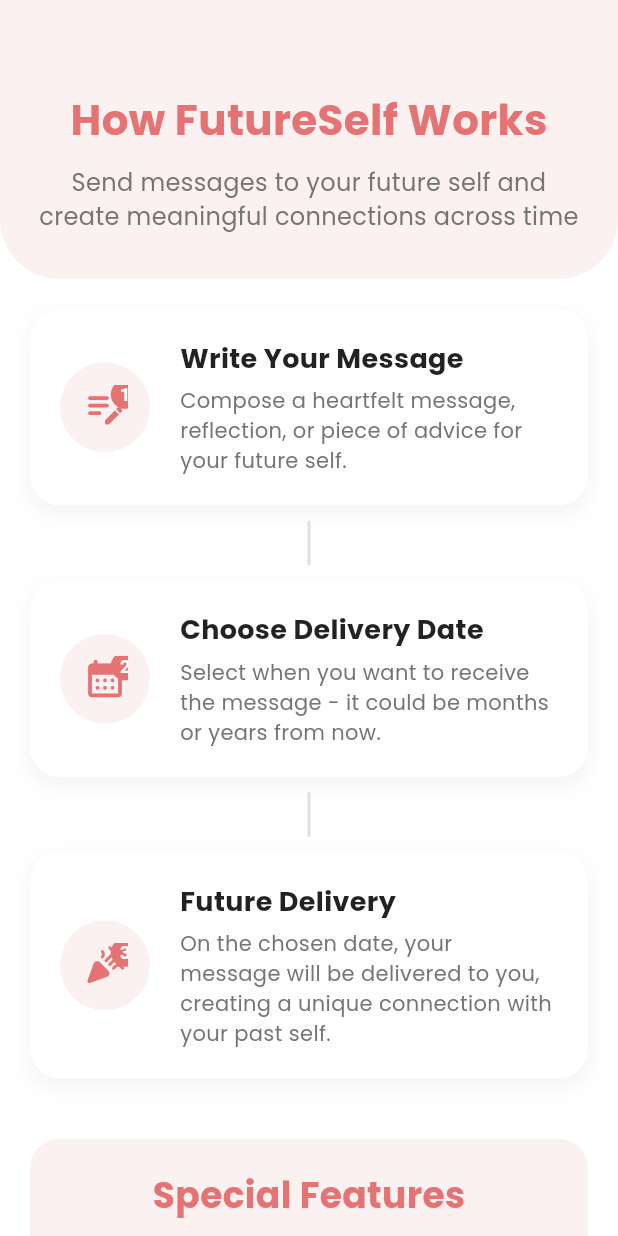
After one commit to atahtee/futureself, a Flutter app: the HowItWorks screen opened directly, on a phone screen of 412 x 824 dp. The commit adds this screen. Run offline on Flutter 3.47's test engine with Material 3 defaults, Android fonts, the phone set to English and light mode, and no system bars; our stand-ins replace cloud_firestore, firebase_auth, firebase_core, firebase_messaging, flutter_local_notifications, google_fonts and 3 more; accounts and stored records are empty.

```diff
--- a/lib/main.dart
+++ b/lib/main.dart
@@ -7,7 +7,6 @@
 void main() async {
   WidgetsFlutterBinding.ensureInitialized();
   await Firebase.initializeApp(options: DefaultFirebaseOptions.currentPlatform);
-  await FirebaseApi().initNotifications();
   runApp(const MyApp());
 }
 
@@ -16,6 +15,8 @@
 
   @override
   Widget build(BuildContext context) {
+    Future.microtask(() => FirebaseApi().initNotifications(context));
+
     return MaterialApp(
       title: 'Futureself',
       debugShowCheckedModeBanner: false,
--- a/lib/notifications/firebase_api.dart
+++ b/lib/notifications/firebase_api.dart
@@ -1,16 +1,183 @@
+import 'dart:io';
 import 'package:firebase_messaging/firebase_messaging.dart';
+import 'package:flutter/material.dart';
+import 'package:flutter_local_notifications/flutter_local_notifications.dart';
+import 'package:futureme/presentation/widgets/delivered_letter.dart';
+import 'package:shared_preferences/shared_preferences.dart';
+
+@pragma('vm:entry-point')
+Future<void> _firebaseMessagingBackgroundHandler(RemoteMessage message) async {
+  // Check notification preference before handling background message
+  final prefs = await SharedPreferences.getInstance();
+  final notificationsEnabled = prefs.getBool('notifications_enabled') ?? true;
+
+  if (notificationsEnabled) {
+    print('Handling background message: ${message.messageId}');
+    print('Message data: ${message.data}');
+    print('Message notification: ${message.notification?.title}');
+    print('Message notification: ${message.notification?.body}');
+  }
+}
 
 class FirebaseApi {
   final _firebaseMessaging = FirebaseMessaging.instance;
+  final _localNotifications = FlutterLocalNotificationsPlugin();
+  final AndroidNotificationChannel channel = const AndroidNotificationChannel(
+    'high_importance_channel',
+    'High Importance Notifications',
+    description: 'This channel is used for important notifications.',
+    importance: Importance.high,
+    playSound: true,
+  );
 
-  Future<void> initNotifications() async {
-    try {
-            await _firebaseMessaging.requestPermission();
-      final fCMToken = await _firebaseMessaging.getToken();
-      print('Token: $fCMToken');
+  Future<void> toggleNotifications(bool enabled) async {
+    final prefs = await SharedPreferences.getInstance();
+    await prefs.setBool('notifications_enabled', enabled);
 
-    } catch (e) {
-      print('Error initializing notifications: $e');
+    if (enabled) {
+      await _firebaseMessaging.requestPermission(
+        alert: true,
+        badge: true,
+        sound: true,
+        provisional: false,
+        criticalAlert: true,
+      );
+    } else {
+      await _firebaseMessaging.setForegroundNotificationPresentationOptions(
+        alert: false,
+        badge: false,
+        sound: false,
+      );
     }
   }
+
+  Future<bool> areNotificationsEnabled() async {
+    final prefs = await SharedPreferences.getInstance();
+    return prefs.getBool('notifications_enabled') ?? true;
+  }
+
+  Future<void> initNotifications(BuildContext context) async {
+    final notificationsEnabled = await areNotificationsEnabled();
+    if (!notificationsEnabled) return;
+    FirebaseMessaging.onBackgroundMessage(_firebaseMessagingBackgroundHandler);
+
+    // Request notification permissions
+    await _firebaseMessaging.requestPermission(
+      alert: true,
+      badge: true,
+      sound: true,
+      provisional: false,
+      criticalAlert: true,
+    );
+
+    // Initialize local notifications
+    await _initializeLocalNotifications(context);
+
+    // Get and print the FCM token
+    final fCMToken = await _firebaseMessaging.getToken();
+    print('FCM Token: $fCMToken');
+
+    // Handle token refresh
+    FirebaseMessaging.instance.onTokenRefresh.listen((newToken) {
+      _updateFCMToken(newToken);
+    });
+
+    // Set up notification handlers
+    await _setupNotificationHandlers(context);
+  }
+
+  Future<void> _initializeLocalNotifications(BuildContext context) async {
+    const android = AndroidInitializationSettings('@mipmap/ic_launcher');
+    const iOS = DarwinInitializationSettings(
+      requestAlertPermission: true,
+      requestBadgePermission: true,
+      requestSoundPermission: true,
+    );
+    const settings = InitializationSettings(android: android, iOS: iOS);
+
+    await _localNotifications.initialize(
+      settings,
+      onDidReceiveNotificationResponse: (details) {
+        print('Notification tapped: ${details.payload}');
+        Navigator.push(
+          context,
+          MaterialPageRoute(builder: (context) => DeliveredLettersTab()),
+        );
+      },
+    );
+
+    // Create notification channel for Android
+    if (Platform.isAndroid) {
+      await _localNotifications
+          .resolvePlatformSpecificImplementation<
+              AndroidFlutterLocalNotificationsPlugin>()
+          ?.createNotificationChannel(channel);
+    }
+  }
+
+  Future<void> _setupNotificationHandlers(BuildContext context) async {
+    // Handle foreground messages
+    FirebaseMessaging.onMessage.listen(_handleForegroundMessage);
+
+    // Handle notifications when app is opened from terminated state
+    RemoteMessage? initialMessage =
+        await FirebaseMessaging.instance.getInitialMessage();
+    if (initialMessage != null) {
+      _handleInitialMessage(initialMessage);
+    }
+
+    // Handle notifications when app is opened from background
+    FirebaseMessaging.onMessageOpenedApp.listen((RemoteMessage message) {
+      _handleMessageOpenedApp(message, context);
+    });
+  }
+
+  Future<void> _handleForegroundMessage(RemoteMessage message) async {
+    RemoteNotification? notification = message.notification;
+    AndroidNotification? android = message.notification?.android;
+
+    // Show notification when app is in the foreground
+    if (notification != null) {
+      await _localNotifications.show(
+        notification.hashCode,
+        notification.title,
+        notification.body,
+        NotificationDetails(
+          android: AndroidNotificationDetails(
+            channel.id,
+            channel.name,
+            channelDescription: channel.description,
+            icon: '@mipmap/ic_launcher',
+            importance: channel.importance,
+            priority: Priority.high,
+          ),
+          iOS: const DarwinNotificationDetails(
+            presentAlert: true,
+            presentBadge: true,
+            presentSound: true,
+          ),
+        ),
+        payload: message.data.toString(),
+      );
+    }
+  }
+
+  void _handleInitialMessage(RemoteMessage message) {
+    print('App opened from terminated state with message: ${message.data}');
+  }
+
+  void _handleMessageOpenedApp(RemoteMessage message, BuildContext context) {
+    print('App opened from background state with message: ${message.data}');
+
+    // Navigate to DeliveredLettersTab when notification is tapped
+    Navigator.push(
+      context,
+      MaterialPageRoute(builder: (context) => DeliveredLettersTab()),
+    );
+  }
+
+  Future<void> _updateFCMToken(String token) async {
+    print('FCM Token updated: $token');
+    // You can store the token in Firestore or your backend for further use
+  }
 }
--- /dev/null
+++ b/lib/presentation/pages/how_it_works.dart
@@ -0,0 +1,286 @@
+import 'package:flutter/material.dart';
+import 'package:futureme/presentation/pages/home_page.dart';
+import 'package:google_fonts/google_fonts.dart';
+
+class HowItWorks extends StatelessWidget {
+  const HowItWorks({super.key});
+
+  @override
+  Widget build(BuildContext context) {
+    final primaryColor = Color(0xFFE57373);
+    return Scaffold(
+      backgroundColor: Colors.white,
+      body: SingleChildScrollView(
+        child: Column(
+          children: [
+            Container(
+              padding: EdgeInsets.fromLTRB(20, 60, 20, 30),
+              decoration: BoxDecoration(
+                color: primaryColor.withOpacity(0.1),
+                borderRadius: BorderRadius.only(
+                  bottomLeft: Radius.circular(40),
+                  bottomRight: Radius.circular(40),
+                ),
+              ),
+              child: Column(
+                children: [
+                  Text(
+                    'How FutureSelf Works',
+                    style: GoogleFonts.poppins(
+                      fontSize: 28,
+                      fontWeight: FontWeight.bold,
+                      color: primaryColor,
+                    ),
+                  ),
+                  SizedBox(height: 10),
+                  Text(
+                    'Send messages to your future self and create meaningful connections across time',
+                    textAlign: TextAlign.center,
+                    style: GoogleFonts.poppins(
+                      fontSize: 16,
+                      color: Colors.grey[600],
+                    ),
+                  ),
+                ],
+              ),
+            ),
+
+            Padding(
+              padding: const EdgeInsets.all(20),
+              child: Column(
+                children: [
+                  _buildStep(
+                    icon: Icons.edit_note_rounded,
+                    title: 'Write Your Message',
+                    description: 'Compose a heartfelt message, reflection, or piece of advice for your future self.',
+                    color: primaryColor,
+                    stepNumber: '1',
+                  ),
+                  _buildConnector(),
+                  _buildStep(
+                    icon: Icons.calendar_month_rounded,
+                    title: 'Choose Delivery Date',
+                    description: 'Select when you want to receive the message - it could be months or years from now.',
+                    color: primaryColor,
+                    stepNumber: '2',
+                  ),
+                  _buildConnector(),
+                  _buildStep(
+                    icon: Icons.celebration_rounded,
+                    title: 'Future Delivery',
+                    description: 'On the chosen date, your message will be delivered to you, creating a unique connection with your past self.',
+                    color: primaryColor,
+                    stepNumber: '3',
+                  ),
+                ],
+              ),
+            ),
+
+            Container(
+              padding: EdgeInsets.all(20),
+              margin: EdgeInsets.all(20),
+              decoration: BoxDecoration(
+                color: primaryColor.withOpacity(0.1),
+                borderRadius: BorderRadius.circular(20),
+              ),
+              child: Column(
+                children: [
+                  Text(
+                    'Special Features',
+                    style: GoogleFonts.poppins(
+                      fontSize: 24,
+                      fontWeight: FontWeight.bold,
+                      color: primaryColor,
+                    ),
+                  ),
+                  SizedBox(height: 20),
+                  _buildFeature(
+                    icon: Icons.lock_rounded,
+                    title: 'Secure & Private',
+                    description: 'Your messages are encrypted and completely private',
+                    color: primaryColor,
+                  ),
+                  _buildFeature(
+                    icon: Icons.notifications_active_rounded,
+                    title: 'Reliable Delivery',
+                    description: 'Guaranteed delivery on your chosen date',
+                    color: primaryColor,
+                  ),
+                ],
+              ),
+            ),
+
+            Padding(
+              padding: EdgeInsets.all(20),
+              child: ElevatedButton(
+                onPressed: () {
+                  Navigator.push(
+                    context,
+                    MaterialPageRoute(builder: (context) => HomePage())
+                  );
+                },
+                style: ElevatedButton.styleFrom(
+                  backgroundColor: primaryColor,
+                  padding: EdgeInsets.symmetric(horizontal: 40, vertical: 15),
+                  shape: RoundedRectangleBorder(
+                    borderRadius: BorderRadius.circular(30),
+                  ),
+                ),
+                child: Text(
+                  'Start Writing',
+                  style: GoogleFonts.poppins(
+                    fontSize: 18,
+                    fontWeight: FontWeight.w600,
+                    color: Colors.white,
+                  ),
+                ),
+              ),
+            ),
+          ],
+        ),
+      ),
+    );
+  }
+
+  Widget _buildStep({
+    required IconData icon,
+    required String title,
+    required String description,
+    required Color color,
+    required String stepNumber,
+  }) {
+    return Container(
+      padding: EdgeInsets.all(20),
+      decoration: BoxDecoration(
+        color: Colors.white,
+        borderRadius: BorderRadius.circular(20),
+        boxShadow: [
+          BoxShadow(
+            color: Colors.grey.withOpacity(0.1),
+            spreadRadius: 2,
+            blurRadius: 10,
+            offset: Offset(0, 5),
+          ),
+        ],
+      ),
+      child: Row(
+        children: [
+          Container(
+            padding: EdgeInsets.all(15),
+            decoration: BoxDecoration(
+              color: color.withOpacity(0.1),
+              shape: BoxShape.circle,
+            ),
+            child: Stack(
+              alignment: Alignment.center,
+              children: [
+                Icon(icon, color: color, size: 30),
+                Positioned(
+                  right: -8,
+                  top: -8,
+                  child: Container(
+                    padding: EdgeInsets.all(6),
+                    decoration: BoxDecoration(
+                      color: color,
+                      shape: BoxShape.circle,
+                    ),
+                    child: Text(
+                      stepNumber,
+                      style: TextStyle(
+                        color: Colors.white,
+                        fontSize: 12,
+                        fontWeight: FontWeight.bold,
+                      ),
+                    ),
+                  ),
+                ),
+              ],
+            ),
+          ),
+          SizedBox(width: 20),
+          Expanded(
+            child: Column(
+              crossAxisAlignment: CrossAxisAlignment.start,
+              children: [
+                Text(
+                  title,
+                  style: GoogleFonts.poppins(
+                    fontSize: 18,
+                    fontWeight: FontWeight.bold,
+                    color: Colors.black87,
+                  ),
+                ),
+                SizedBox(height: 5),
+                Text(
+                  description,
+                  style: GoogleFonts.poppins(
+                    fontSize: 14,
+                    color: Colors.grey[600],
+                  ),
+                ),
+              ],
+            ),
+          ),
+        ],
+      ),
+    );
+  }
+
+  Widget _buildConnector() {
+    return Container(
+      height: 30,
+      width: 2,
+      margin: EdgeInsets.symmetric(vertical: 10),
+      decoration: BoxDecoration(
+        color: Colors.grey[300],
+        borderRadius: BorderRadius.circular(1),
+      ),
+    );
+  }
+
+  Widget _buildFeature({
+    required IconData icon,
+    required String title,
+    required String description,
+    required Color color,
+  }) {
+    return Padding(
+      padding: const EdgeInsets.only(bottom: 20),
+      child: Row(
+        children: [
+          Container(
+            padding: EdgeInsets.all(12),
+            decoration: BoxDecoration(
+              color: color.withOpacity(0.1),
+              borderRadius: BorderRadius.circular(12),
+            ),
+            child: Icon(icon, color: color),
+          ),
+          SizedBox(width: 15),
+          Expanded(
+            child: Column(
+              crossAxisAlignment: CrossAxisAlignment.start,
+              children: [
+                Text(
+                  title,
+                  style: GoogleFonts.poppins(
+                    fontSize: 16,
+                    fontWeight: FontWeight.w600,
+                    color: Colors.black87,
+                  ),
+                ),
+                Text(
+                  description,
+                  style: GoogleFonts.poppins(
+                    fontSize: 14,
+                    color: Colors.grey[600],
+                  ),
+                ),
+              ],
+            ),
+          ),
+        ],
+      ),
+    );
+  }
+}
--- a/lib/presentation/widgets/on_theway.dart
+++ b/lib/presentation/widgets/on_theway.dart
@@ -245,7 +245,7 @@
             const SizedBox(height: 20),
             Expanded(
               child: Container(
-                width: double.infinity, // Ensure full width
+                width: double.infinity,
                 decoration: BoxDecoration(
                   color: Colors.white,
                   borderRadius: BorderRadius.circular(15),
--- a/pubspec.yaml
+++ b/pubspec.yaml
@@ -52,6 +52,8 @@
   flutter_email_sender: ^6.0.3
   share_plus: ^10.0.2
   firebase_messaging: ^15.1.1
+  flutter_local_notifications: ^17.2.3
+  shared_preferences: ^2.3.2
 
 dev_dependencies:
   flutter_test:
```
Also changed, not shown: lib/presentation/pages/settings_page.dart (+34 -7 lines), lib/presentation/widgets/new_letter.dart (+7 -2 lines), pubspec.lock, 7 other files.
